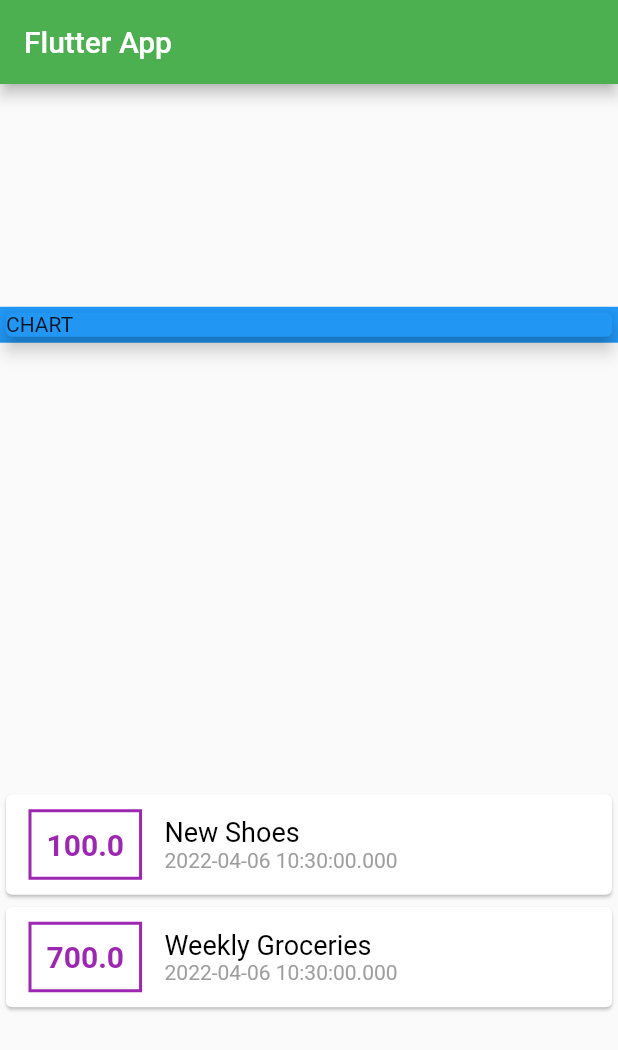
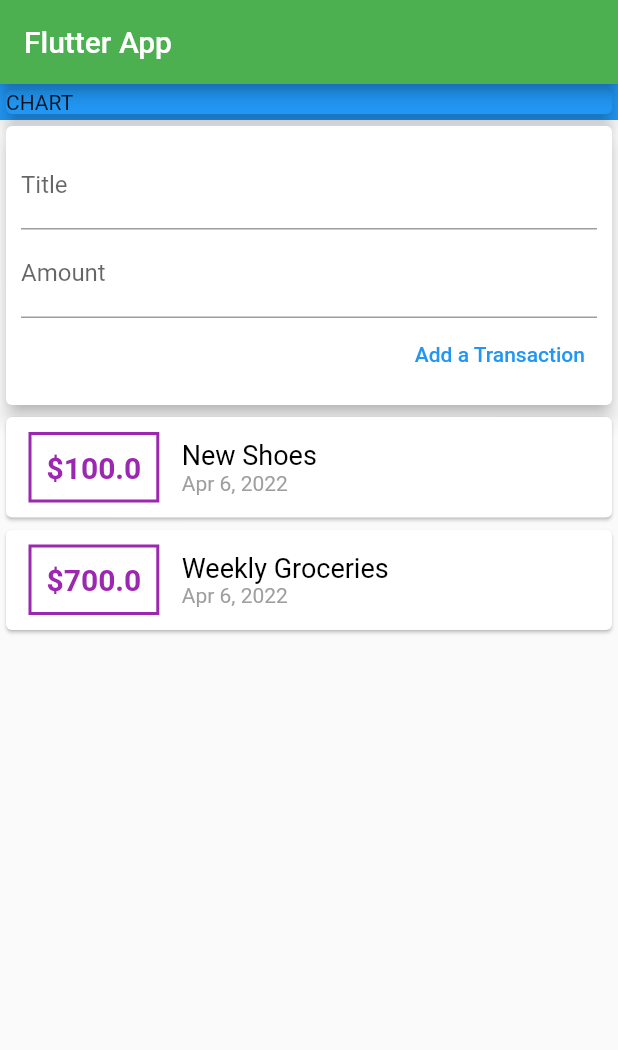
Before and after one commit to andykwesi/project_one, a Flutter app: the screen it shows after launch, on a phone screen of 412 x 824 dp. Shown: the top 1050 px of the screen. Run offline on Flutter 3.47's test engine with Material 2 defaults, Android fonts, the phone set to English and light mode, and no system bars.

Commit message:
Transaction Models

```diff
--- a/lib/Homepage.dart
+++ b/lib/Homepage.dart
@@ -1,7 +1,8 @@
-// ignore_for_file: prefer_const_constructors
+// ignore_for_file: prefer_const_constructors, prefer_const_literals_to_create_immutables, non_constant_identifier_names
 
 import 'package:flutter/material.dart';
-import 'package:project_one/transaction.dart';
+import 'package:project_one/models/transaction.dart';
+import 'package:project_one/widgets/user_transaction.dart';
 
 class MyHomePage extends StatefulWidget {
   MyHomePage({Key? key, required this.title}) : super(key: key);
@@ -12,21 +13,7 @@ class MyHomePage extends StatefulWidget {
 }
 
 class _MyHomePageState extends State<MyHomePage> {
-  final List<Transaction> transactions = [
-    Transaction(
-        id: "t1", title: "New Shoes", amount: 100.00, date: DateTime.now()),
-    Transaction(
-        id: "t2",
-        title: "Weekly Groceries",
-        amount: 700.00,
-        date: DateTime.now())
-  ];
-  @override
-  void initState() {
-    // TODO: implement initState
-    print("Transactions");
-    print(transactions[0].title);
-  }
+  final List<Transaction> transactions = [];
 
   @override
   Widget build(BuildContext context) {
@@ -36,7 +23,7 @@ class _MyHomePageState extends State<MyHomePage> {
         title: Text("Flutter App"),
       ),
       body: Column(
-        mainAxisAlignment: MainAxisAlignment.spaceAround,
+        mainAxisAlignment: MainAxisAlignment.start,
         crossAxisAlignment: CrossAxisAlignment.stretch,
         children: [
           Container(
@@ -48,59 +35,11 @@ class _MyHomePageState extends State<MyHomePage> {
               elevation: 5,
             ),
           ),
-          Column(
-            children: transactions.map((tx) {
-              return Card(
-                child: Row(
-                  children: [
-                    Container(
-                      margin:
-                          EdgeInsets.symmetric(vertical: 10, horizontal: 15),
-                      decoration: BoxDecoration(
-                          border: Border.all(color: Colors.purple, width: 2)),
-                      padding: EdgeInsets.all(10),
-                      child: Text(
-                        tx.amount.toString(),
-                        style: TextStyle(
-                          fontWeight: FontWeight.bold,
-                          fontSize: 20,
-                          color: Colors.purple,
-                        ),
-                      ),
-                    ),
-                    Column(
-                      crossAxisAlignment: CrossAxisAlignment.start,
-                      children: [
-                        Text(tx.title.toString(),
-                            style: TextStyle(
-                              color: Colors.black,
-                              fontSize: 18,
-                            )),
-                        Text(
-                          tx.date.toString(),
-                          style: TextStyle(
-                            color: Colors.grey,
-                          ),
-                        )
-                      ],
-                    )
-
-                    // Column(
-                    //   children: [
-                    //     Text(tx.date.toString(),
-                    //     style: TextStyle(
-                    //       color: Colors.grey,
-                    //     ) ,
-                    //     ),
-                    //   ],
-                    // ),
-                  ],
-                ),
-              );
-            }).toList(),
-          )
+          UserTransaction()
         ],
       ),
     );
   }
 }
+
+class NewTranscation {}
--- /dev/null
+++ b/lib/widgets/new_transaction.dart
@@ -0,0 +1,46 @@
+// ignore_for_file: non_constant_identifier_names, prefer_const_constructors
+
+import 'package:flutter/material.dart';
+
+class NewTransaction extends StatefulWidget {
+
+
+  @override
+  State<NewTransaction> createState() => _NewTransactionState();
+}
+
+class _NewTransactionState extends State<NewTransaction> {
+  final TextEditingController  TitleController = TextEditingController();
+
+  final TextEditingController AmountController = TextEditingController();
+
+  @override
+  Widget build(BuildContext context) {
+    return Card(
+        elevation: 5,
+        child: Padding(
+          padding: EdgeInsets.all(10.0),
+          child: Column(
+            crossAxisAlignment: CrossAxisAlignment.end,
+            children: [
+              TextField(
+                decoration: InputDecoration(labelText: "Title"),
+                controller: TitleController,
+              ),
+              TextField(
+                decoration: InputDecoration(labelText: "Amount"),
+                controller: AmountController,
+              ),
+              TextButton(
+                onPressed: () {
+                  print(TitleController.text);
+                  print(AmountController.text);
+                },
+                child: Text("Add a Transaction"),
+              )
+            ],
+          ),
+        )
+        );
+  }
+}
--- /dev/null
+++ b/lib/widgets/transaction_list.dart
@@ -0,0 +1,54 @@
+// ignore_for_file: prefer_const_constructors, prefer_const_constructors_in_immutables
+
+import 'package:flutter/material.dart';
+import 'package:intl/intl.dart';
+import 'package:project_one/models/transaction.dart';
+
+class TransactionList extends StatelessWidget {
+  TransactionList(this.transactions);
+  final List<Transaction> transactions;
+
+  @override
+  Widget build(BuildContext context) {
+    return Column(
+      children: transactions.map((tx) {
+        return Card(
+          child: Row(
+            children: [
+              Container(
+                margin: EdgeInsets.symmetric(vertical: 10, horizontal: 15),
+                decoration: BoxDecoration(
+                    border: Border.all(color: Colors.purple, width: 2)),
+                padding: EdgeInsets.all(10),
+                child: Text(
+                  "\$${tx.amount}",
+                  style: TextStyle(
+                    fontWeight: FontWeight.bold,
+                    fontSize: 20,
+                    color: Colors.purple,
+                  ),
+                ),
+              ),
+              Column(
+                crossAxisAlignment: CrossAxisAlignment.start,
+                children: [
+                  Text(tx.title.toString(),
+                      style: TextStyle(
+                        color: Colors.black,
+                        fontSize: 18,
+                      )),
+                  Text(
+                    DateFormat.yMMMd().format(tx.date),
+                    style: TextStyle(
+                      color: Colors.grey,
+                    ),
+                  )
+                ],
+              )
+            ],
+          ),
+        );
+      }).toList(),
+    );
+  }
+}
--- /dev/null
+++ b/lib/widgets/user_transaction.dart
@@ -0,0 +1,43 @@
+// ignore_for_file: prefer_const_constructors
+
+import 'package:flutter/material.dart';
+import 'package:project_one/widgets/new_transaction.dart';
+import 'package:project_one/widgets/transaction_list.dart';
+import 'package:project_one/models/transaction.dart';
+
+class UserTransaction extends StatefulWidget {
+  const UserTransaction({Key? key}) : super(key: key);
+
+  @override
+  State<UserTransaction> createState() => _UserTransactionState();
+}
+
+class _UserTransactionState extends State<UserTransaction> {
+  final List<Transaction> _usertransaction = [
+    Transaction(
+        id: "t1", title: "New Shoes", amount: 100.00, date: DateTime.now()),
+    Transaction(
+        id: "t2",
+        title: "Weekly Groceries",
+        amount: 700.00,
+        date: DateTime.now())
+  ];
+  void _addNewTransaction(String txTitle, double txAmount) {
+    final newTx = Transaction(
+        id: DateTime.now().toString(),
+        title: txTitle,
+        amount: txAmount,
+        date: DateTime.now());
+
+    setState(() {
+      _usertransaction.add(newTx);
+    });
+  }
+
+  @override
+  Widget build(BuildContext context) {
+    return Column(
+      children: [NewTransaction(), TransactionList(_usertransaction)],
+    );
+  }
+}
--- a/pubspec.yaml
+++ b/pubspec.yaml
@@ -34,6 +34,7 @@ dependencies:
   # The following adds the Cupertino Icons font to your application.
   # Use with the CupertinoIcons class for iOS style icons.
   cupertino_icons: ^1.0.2
+  intl: ^0.17.0
 
 dev_dependencies:
   flutter_test:
```
Also changed, not shown: lib/models/transaction.dart (renamed from lib/transaction.dart), pubspec.lock.
